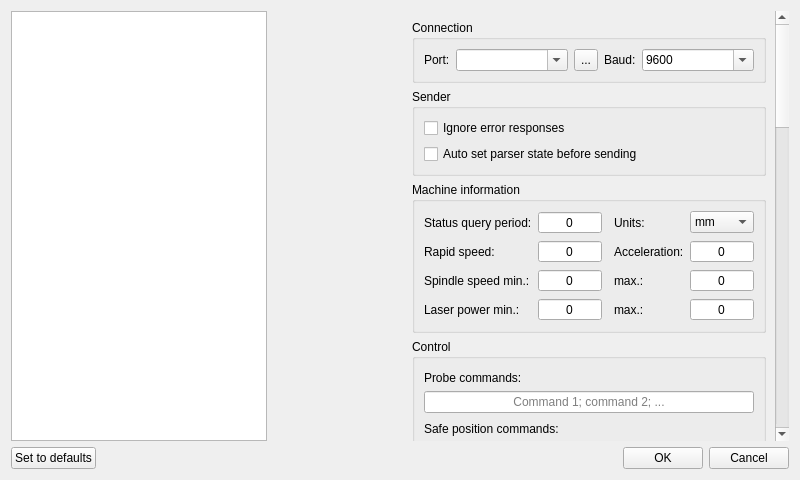
Before: the Qt Designer form src/frmsettings.ui in hjliaw/Candle-lathe, drawn with Qt 5.
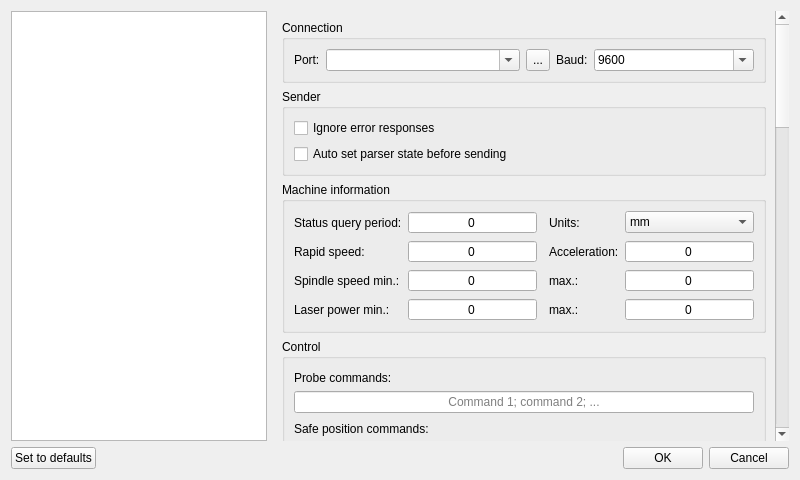
After: the same form once the commit is applied. Icons and pictures are not drawn. Custom widgets are drawn as their Qt base class.

Commit message: fix setting window resze bug

What changed in the file:
```diff
--- a/src/frmsettings.ui
+++ b/src/frmsettings.ui
@@ -84,7 +84,7 @@
      <item>
       <widget class="ScrollArea" name="scrollSettings">
        <property name="sizePolicy">
-        <sizepolicy hsizetype="Minimum" vsizetype="Expanding">
+        <sizepolicy hsizetype="Expanding" vsizetype="Expanding">
          <horstretch>0</horstretch>
          <verstretch>0</verstretch>
         </sizepolicy>
```
Left out of the diff: 8 changed lines with no effect on the pictures. The commit also changes 1 other file.
